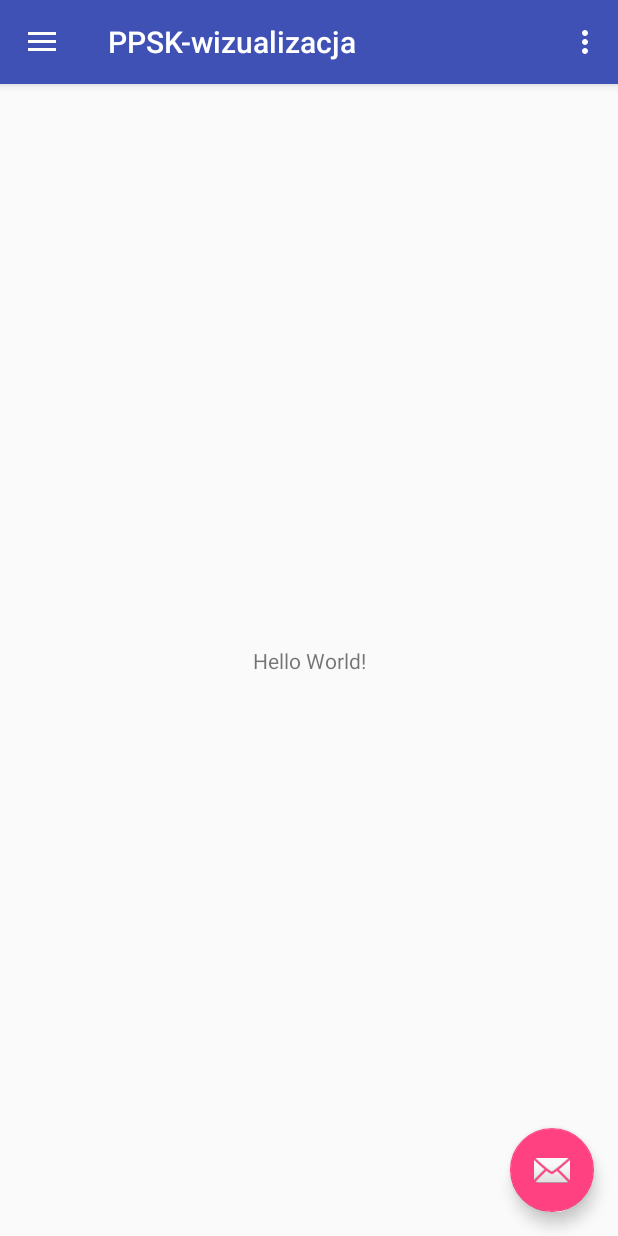
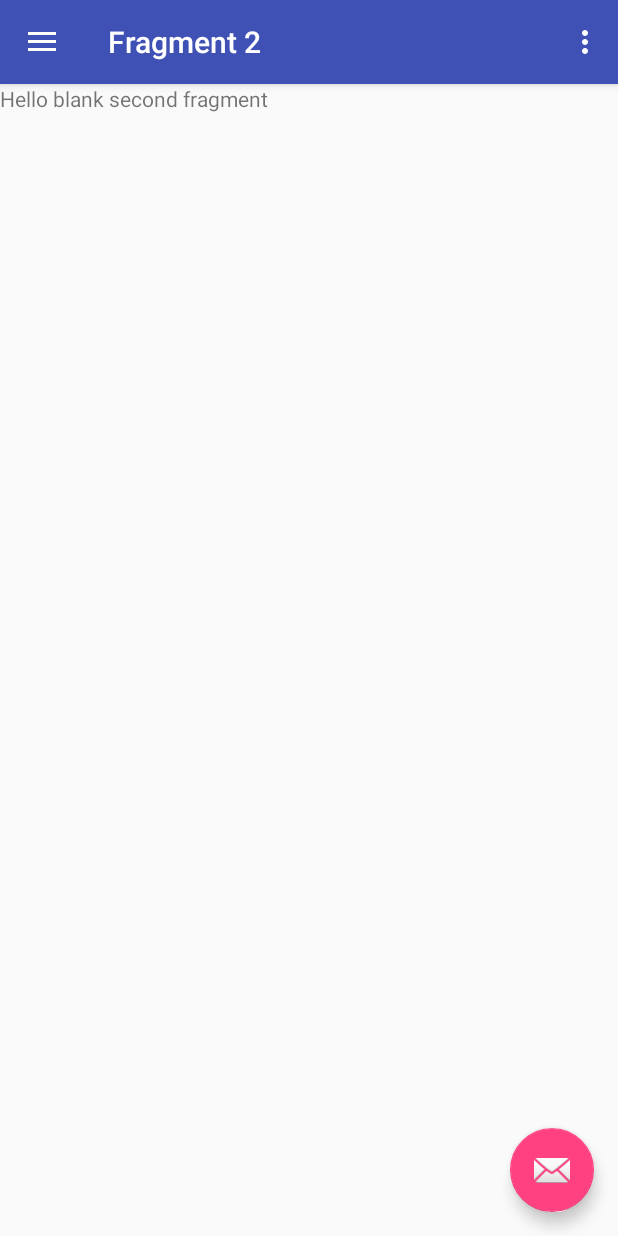
Before and after one commit to forkarea/PPSK-wizualizacja, an Android app: the screen it shows after launch (MainActivity), in the side drawer, after a tap on "Gallery", on a phone screen of 412 x 824 dp. Run offline under Robolectric (Android 15) with nearby library versions, the phone set to English and light mode, and no system bars.

Commit message:
Create two fragments

```diff
--- a/app/build.gradle
+++ b/app/build.gradle
@@ -24,8 +24,9 @@ dependencies {
     androidTestCompile('com.android.support.test.espresso:espresso-core:2.2.2', {
         exclude group: 'com.android.support', module: 'support-annotations'
     })
-    compile 'com.android.support:appcompat-v7:25.3.0'
-    compile 'com.android.support:design:25.3.0'
+    compile 'com.android.support:appcompat-v7:25.3.1'
+    compile 'com.android.support:design:25.3.1'
     compile 'com.android.support.constraint:constraint-layout:1.0.2'
+    compile 'com.android.support:support-v4:25.3.1'
     testCompile 'junit:junit:4.12'
 }
--- /dev/null
+++ b/app/src/main/java/com/ppsk/ppsk_wizualizacja/FirstFragment.java
@@ -0,0 +1,104 @@
+package com.ppsk.ppsk_wizualizacja;
+
+import android.content.Context;
+import android.net.Uri;
+import android.os.Bundle;
+import android.support.v4.app.Fragment;
+import android.view.LayoutInflater;
+import android.view.View;
+import android.view.ViewGroup;
+
+
+/**
+ * A simple {@link Fragment} subclass.
+ * Activities that contain this fragment must implement the
+ * {@link FirstFragment.OnFragmentInteractionListener} interface
+ * to handle interaction events.
+ * Use the {@link FirstFragment#newInstance} factory method to
+ * create an instance of this fragment.
+ */
+public class FirstFragment extends Fragment {
+    // TODO: Rename parameter arguments, choose names that match
+    // the fragment initialization parameters, e.g. ARG_ITEM_NUMBER
+    private static final String ARG_PARAM1 = "param1";
+    private static final String ARG_PARAM2 = "param2";
+
+    // TODO: Rename and change types of parameters
+    private String mParam1;
+    private String mParam2;
+
+    private OnFragmentInteractionListener mListener;
+
+    public FirstFragment() {
+        // Required empty public constructor
+    }
+
+    /**
+     * Use this factory method to create a new instance of
+     * this fragment using the provided parameters.
+     *
+     * @param param1 Parameter 1.
+     * @param param2 Parameter 2.
+     * @return A new instance of fragment FirstFragment.
+     */
+    // TODO: Rename and change types and number of parameters
+    public static FirstFragment newInstance(String param1, String param2) {
+        FirstFragment fragment = new FirstFragment();
+        Bundle args = new Bundle();
+        args.putString(ARG_PARAM1, param1);
+        args.putString(ARG_PARAM2, param2);
+        fragment.setArguments(args);
+        return fragment;
+    }
+
+    @Override
+    public void onCreate(Bundle savedInstanceState) {
+        super.onCreate(savedInstanceState);
+        if (getArguments() != null) {
+            mParam1 = getArguments().getString(ARG_PARAM1);
+            mParam2 = getArguments().getString(ARG_PARAM2);
+        }
+    }
+
+    @Override
+    public View onCreateView(LayoutInflater inflater, ViewGroup container,
+                             Bundle savedInstanceState) {
+
+        if (mListener != null) {
+            mListener.onFragmentInteraction("Fragment 1");
+        }
+        // Inflate the layout for this fragment
+        return inflater.inflate(R.layout.fragment_first, container, false);
+    }
+
+    @Override
+    public void onAttach(Context context) {
+        super.onAttach(context);
+        if (context instanceof OnFragmentInteractionListener) {
+            mListener = (OnFragmentInteractionListener) context;
+        } else {
+            throw new RuntimeException(context.toString()
+                    + " must implement OnFragmentInteractionListener");
+        }
+    }
+
+    @Override
+    public void onDetach() {
+        super.onDetach();
+        mListener = null;
+    }
+
+    /**
+     * This interface must be implemented by activities that contain this
+     * fragment to allow an interaction in this fragment to be communicated
+     * to the activity and potentially other fragments contained in that
+     * activity.
+     * <p>
+     * See the Android Training lesson <a href=
+     * "http://developer.android.com/training/basics/fragments/communicating.html"
+     * >Communicating with Other Fragments</a> for more information.
+     */
+    interface OnFragmentInteractionListener {
+        void onFragmentInteraction(String title);
+    }
+}
--- a/app/src/main/java/com/ppsk/ppsk_wizualizacja/MainActivity.java
+++ b/app/src/main/java/com/ppsk/ppsk_wizualizacja/MainActivity.java
@@ -1,10 +1,11 @@
 package com.ppsk.ppsk_wizualizacja;
 
 import android.os.Bundle;
+import android.support.annotation.NonNull;
 import android.support.design.widget.FloatingActionButton;
+import android.support.design.widget.NavigationView;
 import android.support.design.widget.Snackbar;
-import android.view.View;
-import android.support.design.widget.NavigationView;
+import android.support.v4.app.Fragment;
 import android.support.v4.view.GravityCompat;
 import android.support.v4.widget.DrawerLayout;
 import android.support.v7.app.ActionBarDrawerToggle;
@@ -12,9 +13,12 @@ import android.support.v7.app.AppCompatActivity;
 import android.support.v7.widget.Toolbar;
 import android.view.Menu;
 import android.view.MenuItem;
+import android.view.View;
 
 public class MainActivity extends AppCompatActivity
-        implements NavigationView.OnNavigationItemSelectedListener {
+        implements NavigationView.OnNavigationItemSelectedListener,
+        FirstFragment.OnFragmentInteractionListener,
+        SecondFragment.OnFragmentInteractionListener {
 
     @Override
     protected void onCreate(Bundle savedInstanceState) {
@@ -35,7 +39,7 @@ public class MainActivity extends AppCompatActivity
         DrawerLayout drawer = (DrawerLayout) findViewById(R.id.drawer_layout);
         ActionBarDrawerToggle toggle = new ActionBarDrawerToggle(
                 this, drawer, toolbar, R.string.navigation_drawer_open, R.string.navigation_drawer_close);
-        drawer.setDrawerListener(toggle);
+        drawer.addDrawerListener(toggle);
         toggle.syncState();
 
         NavigationView navigationView = (NavigationView) findViewById(R.id.nav_view);
@@ -76,14 +80,16 @@ public class MainActivity extends AppCompatActivity
 
     @SuppressWarnings("StatementWithEmptyBody")
     @Override
-    public boolean onNavigationItemSelected(MenuItem item) {
+    public boolean onNavigationItemSelected(@NonNull MenuItem item) {
         // Handle navigation view item clicks here.
         int id = item.getItemId();
 
+        Fragment fragment = null;
+
         if (id == R.id.nav_camera) {
-            // Handle the camera action
+            fragment = new FirstFragment();
         } else if (id == R.id.nav_gallery) {
-
+            fragment = new SecondFragment();
         } else if (id == R.id.nav_slideshow) {
 
         } else if (id == R.id.nav_manage) {
@@ -94,8 +100,23 @@ public class MainActivity extends AppCompatActivity
 
         }
 
+        if (findViewById(R.id.fragment_container) != null) {
+            if (fragment != null) {
+                fragment.setArguments(getIntent().getExtras());
+                getSupportFragmentManager().beginTransaction()
+                        .replace(R.id.fragment_container, fragment).commit();
+            }
+        }
+
         DrawerLayout drawer = (DrawerLayout) findViewById(R.id.drawer_layout);
         drawer.closeDrawer(GravityCompat.START);
         return true;
     }
+
+    @Override
+    public void onFragmentInteraction(String title) {
+        if(getSupportActionBar() != null) {
+            getSupportActionBar().setTitle(title);
+        }
+    }
 }
--- /dev/null
+++ b/app/src/main/java/com/ppsk/ppsk_wizualizacja/SecondFragment.java
@@ -0,0 +1,105 @@
+package com.ppsk.ppsk_wizualizacja;
+
+import android.content.Context;
+import android.net.Uri;
+import android.os.Bundle;
+import android.support.v4.app.Fragment;
+import android.view.LayoutInflater;
+import android.view.View;
+import android.view.ViewGroup;
+
+
+/**
+ * A simple {@link Fragment} subclass.
+ * Activities that contain this fragment must implement the
+ * {@link SecondFragment.OnFragmentInteractionListener} interface
+ * to handle interaction events.
+ * Use the {@link SecondFragment#newInstance} factory method to
+ * create an instance of this fragment.
+ */
+public class SecondFragment extends Fragment {
+    // TODO: Rename parameter arguments, choose names that match
+    // the fragment initialization parameters, e.g. ARG_ITEM_NUMBER
+    private static final String ARG_PARAM1 = "param1";
+    private static final String ARG_PARAM2 = "param2";
+
+    // TODO: Rename and change types of parameters
+    private String mParam1;
+    private String mParam2;
+
+    private OnFragmentInteractionListener mListener;
+
+    public SecondFragment() {
+        // Required empty public constructor
+    }
+
+    /**
+     * Use this factory method to create a new instance of
+     * this fragment using the provided parameters.
+     *
+     * @param param1 Parameter 1.
+     * @param param2 Parameter 2.
+     * @return A new instance of fragment SecondFragment.
+     */
+    // TODO: Rename and change types and number of parameters
+    public static SecondFragment newInstance(String param1, String param2) {
+        SecondFragment fragment = new SecondFragment();
+        Bundle args = new Bundle();
+        args.putString(ARG_PARAM1, param1);
+        args.putString(ARG_PARAM2, param2);
+        fragment.setArguments(args);
+        return fragment;
+    }
+
+    @Override
+    public void onCreate(Bundle savedInstanceState) {
+        super.onCreate(savedInstanceState);
+        if (getArguments() != null) {
+            mParam1 = getArguments().getString(ARG_PARAM1);
+            mParam2 = getArguments().getString(ARG_PARAM2);
+        }
+    }
+
+    @Override
+    public View onCreateView(LayoutInflater inflater, ViewGroup container,
+                             Bundle savedInstanceState) {
+
+        if (mListener != null) {
+            mListener.onFragmentInteraction("Fragment 2");
+        }
+
+        // Inflate the layout for this fragment
+        return inflater.inflate(R.layout.fragment_second, container, false);
+    }
+
+    @Override
+    public void onAttach(Context context) {
+        super.onAttach(context);
+        if (context instanceof OnFragmentInteractionListener) {
+            mListener = (OnFragmentInteractionListener) context;
+        } else {
+            throw new RuntimeException(context.toString()
+                    + " must implement OnFragmentInteractionListener");
+        }
+    }
+
+    @Override
+    public void onDetach() {
+        super.onDetach();
+        mListener = null;
+    }
+
+    /**
+     * This interface must be implemented by activities that contain this
+     * fragment to allow an interaction in this fragment to be communicated
+     * to the activity and potentially other fragments contained in that
+     * activity.
+     * <p>
+     * See the Android Training lesson <a href=
+     * "http://developer.android.com/training/basics/fragments/communicating.html"
+     * >Communicating with Other Fragments</a> for more information.
+     */
+    interface OnFragmentInteractionListener {
+        void onFragmentInteraction(String title);
+    }
+}
--- a/app/src/main/res/layout/content_main.xml
+++ b/app/src/main/res/layout/content_main.xml
@@ -2,19 +2,10 @@
 <android.support.constraint.ConstraintLayout xmlns:android="http://schemas.android.com/apk/res/android"
     xmlns:app="http://schemas.android.com/apk/res-auto"
     xmlns:tools="http://schemas.android.com/tools"
+    android:id="@+id/fragment_container"
     android:layout_width="match_parent"
     android:layout_height="match_parent"
     app:layout_behavior="@string/appbar_scrolling_view_behavior"
     tools:context="com.ppsk.ppsk_wizualizacja.MainActivity"
     tools:showIn="@layout/app_bar_main">
-
-    <TextView
-        android:layout_width="wrap_content"
-        android:layout_height="wrap_content"
-        android:text="Hello World!"
-        app:layout_constraintBottom_toBottomOf="parent"
-        app:layout_constraintLeft_toLeftOf="parent"
-        app:layout_constraintRight_toRightOf="parent"
-        app:layout_constraintTop_toTopOf="parent" />
-
 </android.support.constraint.ConstraintLayout>
--- /dev/null
+++ b/app/src/main/res/layout/fragment_second.xml
@@ -0,0 +1,13 @@
+<FrameLayout xmlns:android="http://schemas.android.com/apk/res/android"
+    xmlns:tools="http://schemas.android.com/tools"
+    android:layout_width="match_parent"
+    android:layout_height="match_parent"
+    tools:context="com.ppsk.ppsk_wizualizacja.SecondFragment">
+
+    <!-- TODO: Update blank fragment layout -->
+    <TextView
+        android:layout_width="match_parent"
+        android:layout_height="match_parent"
+        android:text="@string/hello_blank_second_fragment" />
+
+</FrameLayout>
--- a/app/src/main/res/values/strings.xml
+++ b/app/src/main/res/values/strings.xml
@@ -5,4 +5,8 @@
     <string name="navigation_drawer_close">Close navigation drawer</string>
 
     <string name="action_settings">Settings</string>
+
+    <!-- TODO: Remove or change this placeholder text -->
+    <string name="hello_blank_first_fragment">Hello blank first fragment</string>
+    <string name="hello_blank_second_fragment">Hello blank second fragment</string>
 </resources>
```
Also changed, not shown: app/src/main/res/layout/fragment_first.xml (added, +13 -0 lines), 1 other file.
